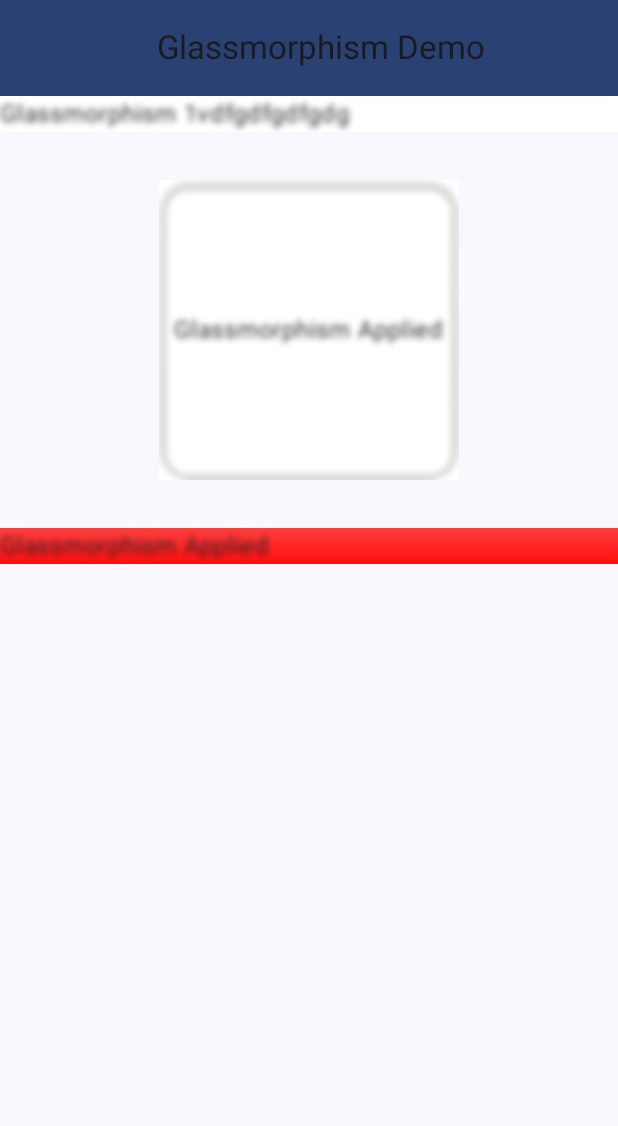
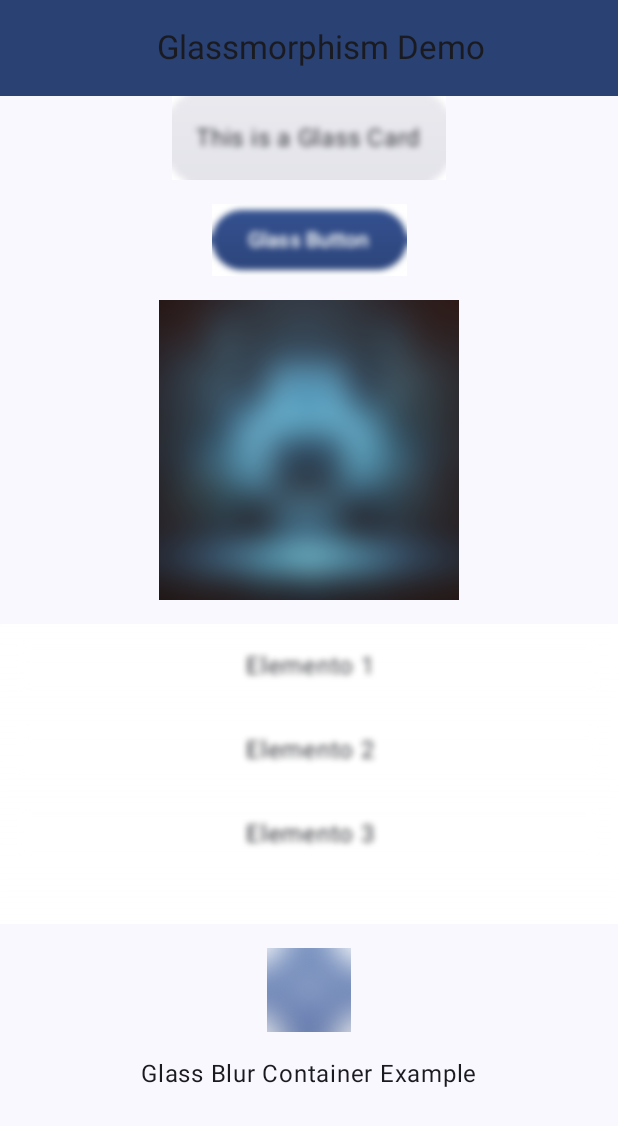
Before and after one commit to Deiivid/ComposeGlass, an Android app built with Jetpack Compose: the screen it shows after launch (MainActivity), on a phone screen of 412 x 824 dp. Shown: the top 1126 px of the screen. Run offline under Robolectric (Android 15) with nearby library versions, the phone set to English and light mode, and no system bars.

Commit message:
Minor- fix example classes

```diff
--- a/app/src/main/java/com/composeglass/ui/GlassScreen.kt
+++ b/app/src/main/java/com/composeglass/ui/GlassScreen.kt
@@ -1,6 +1,5 @@
 package com.composeglass.ui
 
-import androidx.compose.foundation.background
 import androidx.compose.foundation.border
 import androidx.compose.foundation.layout.Arrangement
 import androidx.compose.foundation.layout.Box
@@ -9,8 +8,8 @@ import androidx.compose.foundation.layout.Column
 import androidx.compose.foundation.layout.fillMaxHeight
 import androidx.compose.foundation.layout.fillMaxSize
 import androidx.compose.foundation.layout.fillMaxWidth
+import androidx.compose.foundation.layout.height
 import androidx.compose.foundation.layout.padding
-import androidx.compose.foundation.layout.size
 import androidx.compose.foundation.rememberScrollState
 import androidx.compose.foundation.shape.RoundedCornerShape
 import androidx.compose.foundation.verticalScroll
@@ -29,14 +28,21 @@ import androidx.compose.ui.Alignment
 import androidx.compose.ui.Modifier
 import androidx.compose.ui.draw.clip
 import androidx.compose.ui.draw.shadow
-import androidx.compose.ui.graphics.Brush
 import androidx.compose.ui.graphics.Color
+import androidx.compose.ui.res.painterResource
 import androidx.compose.ui.text.style.TextAlign
 import androidx.compose.ui.tooling.preview.Preview
 import androidx.compose.ui.unit.Dp
 import androidx.compose.ui.unit.dp
 import com.composeglass.modifier.BlurThemeMode
 import com.composeglass.modifier.glassBlur
+import com.composeglass.ui.components.GlassBlurContainerExample
+import com.composeglass.ui.components.GlassButtonExample
+import com.composeglass.ui.components.GlassCardExample
+import com.composeglass.ui.components.GlassDialogExample
+import com.composeglass.ui.components.GlassFloatingActionButton
+import com.composeglass.ui.components.GlassImageExample
+import com.composeglass.ui.components.GlassListExample
 
 @OptIn(ExperimentalMaterial3Api::class)
 @Composable
@@ -73,78 +79,25 @@ fun GlassScreen() {
                     .fillMaxHeight(0.9f)
                     .verticalScroll(rememberScrollState())
             ) {
-                Box(
-                    modifier = Modifier
-                        .fillMaxSize()
-                        .glassBlur {
-                            radius = 5
-                            themeMode = BlurThemeMode.Light
-                        }
-                ) {
-                    Text("Glassmorphism 1vdfgdfgdfgdg")
+                GlassCardExample()
+                GlassButtonExample()
 
+                GlassImageExample(painterResource(id = com.composeglass.R.drawable.blur_test_image))
+
+                Box(modifier = Modifier.fillMaxWidth().height(200.dp)) {
+                    GlassListExample(glassItems)
+                }
+                GlassFloatingActionButton(onClick = { showDialog = true }) { Text("FAB") }
+                GlassDialogExample(showDialog = showDialog, onDismiss = { showDialog = false }) {
+                    Text("This is a Glass Dialog")
                 }
 
-                GlassCard(
-                    modifier = Modifier
-                        .padding(16.dp)
-                        .size(200.dp),
-                    blurRadius = 20.dp
-                ) {
-                    Text("Glassmorphism Applied")
-                }
-
-                Box(
-                    modifier = Modifier
-                        .fillMaxSize()
-                        .background(
-                            Brush.verticalGradient(
-                                listOf(Color.Red, Color.Green, Color.Blue)
-                            )
-                        )
-                ) {
-
-                    Box(
-                        modifier = Modifier
-                            .fillMaxSize()
-                            .glassBlur {
-                                radius = 5
-                                themeMode = BlurThemeMode.Light
-                                blurColor = Color.Red
-                            }) {
-                        Text("Glassmorphism Applied")
-
-                    }
-                }
+                GlassBlurContainerExample()
+                GlassBlurContainerExample()
             }
         }
     }
 }
-
-
-@Composable
-fun GlassCard(
-    modifier: Modifier = Modifier,
-    blurRadius: Dp = 20.dp,
-    blurOpacity: Float = 0.15f,
-    blurColor: Color = Color.White,
-    cornerRadius: Dp = 20.dp,
-    content: @Composable BoxScope.() -> Unit
-) {
-    Box(
-        modifier = modifier
-            .glassBlur {
-                radius = 5
-                themeMode = BlurThemeMode.Auto
-            }
-            .clip(RoundedCornerShape(cornerRadius))
-            .border(1.dp, blurColor.copy(alpha = 0.1f), RoundedCornerShape(cornerRadius))
-            .shadow(4.dp, RoundedCornerShape(cornerRadius)),
-        contentAlignment = Alignment.Center,
-        content = content
-    )
-}
-
 @Preview(showBackground = true)
 @Composable
 fun PreviewGlassScreen() {
--- a/app/src/main/java/com/composeglass/ui/components/GlassDialogExample.kt
+++ b/app/src/main/java/com/composeglass/ui/components/GlassDialogExample.kt
@@ -1,4 +1,3 @@
-/*
 package com.composeglass.ui.components
 
 import androidx.compose.foundation.background
@@ -10,7 +9,6 @@ import androidx.compose.runtime.Composable
 import androidx.compose.ui.Alignment
 import androidx.compose.ui.Modifier
 import androidx.compose.ui.graphics.Color
-import androidx.compose.ui.unit.dp
 import com.composeglass.modifier.glassBlur
 
 @Composable
@@ -23,19 +21,18 @@ fun GlassDialogExample(
         Box(
             modifier = Modifier
                 .fillMaxSize()
-                .glassBlur(radius = 20)
+                .glassBlur {
+                    radius = 5
+                }
                 .background(Color.Black.copy(alpha = 0.3f)),
             contentAlignment = Alignment.Center
         ) {
             AlertDialog(
                 onDismissRequest = onDismiss,
-                confirmButton = { */
-/* Add confirm button *//*
- },
+                confirmButton = {},
                 title = { Text("Glass Dialog") },
                 text = { content() }
             )
         }
     }
 }
-*/
--- a/app/src/main/java/com/composeglass/ui/components/GlassFloatingButtonExample.kt
+++ b/app/src/main/java/com/composeglass/ui/components/GlassFloatingButtonExample.kt
@@ -1,4 +1,3 @@
-/*
 package com.composeglass.ui.components
 
 import androidx.compose.foundation.layout.Box
@@ -7,8 +6,6 @@ import androidx.compose.material3.FloatingActionButton
 import androidx.compose.runtime.Composable
 import androidx.compose.ui.Alignment
 import androidx.compose.ui.Modifier
-import androidx.compose.ui.graphics.Color
-import androidx.compose.ui.unit.Dp
 import androidx.compose.ui.unit.dp
 import com.composeglass.modifier.glassBlur
 
@@ -16,15 +13,14 @@ import com.composeglass.modifier.glassBlur
 fun GlassFloatingActionButton(
     onClick: () -> Unit,
     modifier: Modifier = Modifier,
-    blurRadius: Dp = 15.dp,
-    blurOpacity: Float = 0.3f,
-    blurColor: Color = Color.White,
     content: @Composable () -> Unit
 ) {
     Box(
         modifier = modifier
             .size(56.dp)
-            .glassBlur(radius = 20),
+            .glassBlur {
+                radius = 30
+            },
         contentAlignment = Alignment.Center
     ) {
         FloatingActionButton(onClick = onClick) {
@@ -32,4 +28,3 @@ fun GlassFloatingActionButton(
         }
     }
 }
-*/
--- a/app/src/main/java/com/composeglass/ui/components/GlassImageExample.kt
+++ b/app/src/main/java/com/composeglass/ui/components/GlassImageExample.kt
@@ -1,10 +1,10 @@
-/*
 package com.composeglass.ui.components
 
 import androidx.compose.foundation.Image
 import androidx.compose.foundation.layout.size
 import androidx.compose.runtime.Composable
 import androidx.compose.ui.Modifier
+import androidx.compose.ui.graphics.Brush
 import androidx.compose.ui.graphics.painter.Painter
 import androidx.compose.ui.unit.dp
 import com.composeglass.modifier.glassBlur
@@ -16,8 +16,9 @@ fun GlassImageExample(painter: Painter) {
         contentDescription = "Blurred Image",
         modifier = Modifier
             .size(200.dp)
-            .glassBlur(radius = 20)
+            .glassBlur {
+                radius = 30
+            },
 
     )
 }
-*/
--- a/library/src/main/java/com/composeglass/modifier/GlassModifier.kt
+++ b/library/src/main/java/com/composeglass/modifier/GlassModifier.kt
@@ -62,6 +62,7 @@ fun Modifier.glassBlur(
     val defaultBackground = if (isDark) Color.Black else Color.White
     val overlayOpacity = if (isDark) 0.7f else 0.3f
     val resolvedColor = config.blurColor ?: defaultBackground
+
 
     val resolvedGradient = config.gradient ?: Brush.verticalGradient(
         if (isDark)
```
